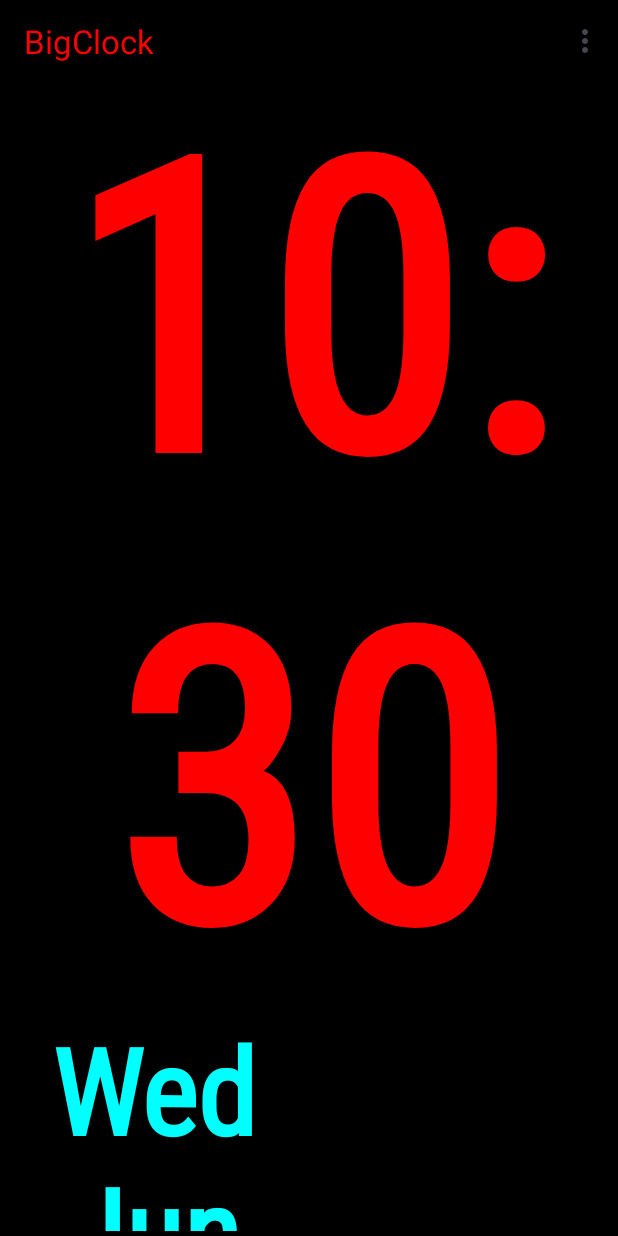
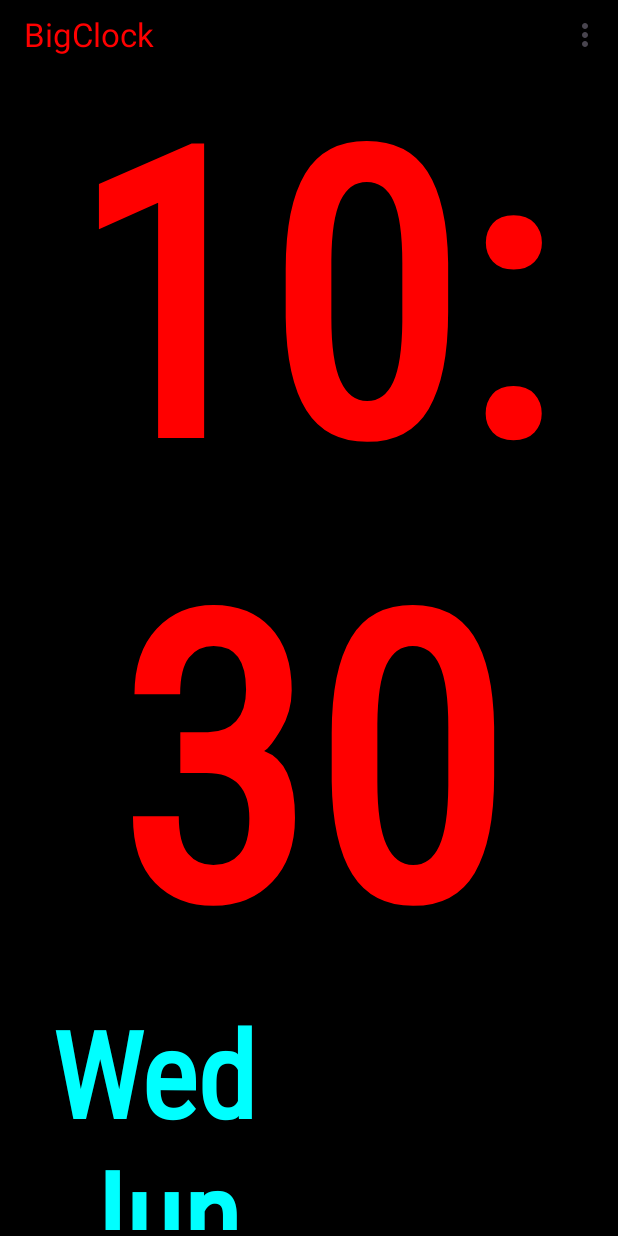
Before and after one commit to jtashiro/BigClock, an Android app: the screen it shows after launch (MainActivity), on a phone screen of 412 x 824 dp. Run offline under Robolectric (Android 15) with nearby library versions, the light colour scheme and no system bars; Roboto replaces fonts that are not available here.

Commit message:
resize tweaks

```diff
--- a/app/src/main/java/com/fiospace/bigclock/MainActivity.java
+++ b/app/src/main/java/com/fiospace/bigclock/MainActivity.java
@@ -109,9 +109,11 @@
         // Keep the screen on
         getWindow().addFlags(WindowManager.LayoutParams.FLAG_KEEP_SCREEN_ON);
 
+
         textViewTime = findViewById(R.id.textViewTime);
         textViewDate = findViewById(R.id.textViewDate);
         textViewWeather = findViewById(R.id.textViewWeather);
+        adjustFontSizes();
 
         fusedLocationClient = LocationServices.getFusedLocationProviderClient(this);
 
@@ -250,7 +252,7 @@
         Log.i(TAG, "fontScale=" + fontScale);
 
         // Adjust the font sizes based on the scale
-        textViewTime.setTextSize(396 * fontScale);
+        textViewTime.setTextSize(500 * fontScale);
         textViewDate.setTextSize(80 * fontScale);
         textViewWeather.setTextSize(125 * fontScale);
     }
--- /dev/null
+++ b/app/src/main/res/drawable/border.xml
@@ -0,0 +1,13 @@
+<?xml version="1.0" encoding="utf-8"?>
+<shape xmlns:android="http://schemas.android.com/apk/res/android">
+    <solid android:color="@android:color/transparent"/> <!-- Background color -->
+    <stroke
+        android:width="2dp"
+    android:color="@color/borderColor"/>
+    <padding
+        android:left="4dp"
+        android:top="4dp"
+        android:right="4dp"
+        android:bottom="4dp"/> <!-- Padding inside the border -->
+    <corners android:radius="8dp"/> <!-- Corner radius -->
+</shape>
--- a/app/src/main/res/layout/activity_main.xml
+++ b/app/src/main/res/layout/activity_main.xml
@@ -7,7 +7,7 @@
     android:gravity="center"
     android:orientation="vertical"
     android:padding="0dp"
-    android:weightSum="3"
+    android:weightSum="3.18"
     android:fitsSystemWindows="true">
 
     <!-- Toolbar for settings -->
@@ -26,7 +26,8 @@
         android:layout_width="match_parent"
         android:layout_height="0dp"
         android:layout_margin="0dp"
-        android:layout_weight="2.3"
+        android:layout_weight="2.4"
+        android:background="@drawable/border"
         android:fontFamily="@font/roboto_condensed_regular"
         android:gravity="center"
         android:includeFontPadding="false"
@@ -47,7 +48,7 @@
         android:id="@+id/linearLayout"
         android:layout_width="match_parent"
         android:layout_height="0dp"
-        android:layout_weight=".5"
+        android:layout_weight=".6"
         android:background="#000000"
         android:gravity="center"
         android:weightSum="2">
@@ -57,6 +58,7 @@
             android:id="@+id/textViewDate"
             android:layout_width="0dp"
             android:layout_height="0dp"
+            android:background="@drawable/border"
             android:fontFamily="@font/roboto_condensed_regular"
             android:gravity="center"
             android:includeFontPadding="false"
@@ -78,8 +80,9 @@
             android:id="@+id/textViewWeather"
             android:layout_width="0dp"
             android:layout_height="match_parent"
+            android:background="@drawable/border"
             android:fontFamily="@font/roboto_condensed_regular"
-            android:gravity="center|top"
+            android:gravity="center"
             android:includeFontPadding="false"
             android:lineSpacingExtra="0dp"
             android:paddingTop="0dp"
--- a/app/src/main/res/values/colors.xml
+++ b/app/src/main/res/values/colors.xml
@@ -21,6 +21,6 @@
     <color name="toolbar_text_color">#00FFFF</color>
     <color name="settings_background">#FFFFFF</color>
     <color name="default_color">#0000FF</color>
-
     <color name="preferenceBackground">#FFFFFF</color>
+    <color name="borderColor">#000000</color>
 </resources>
```
